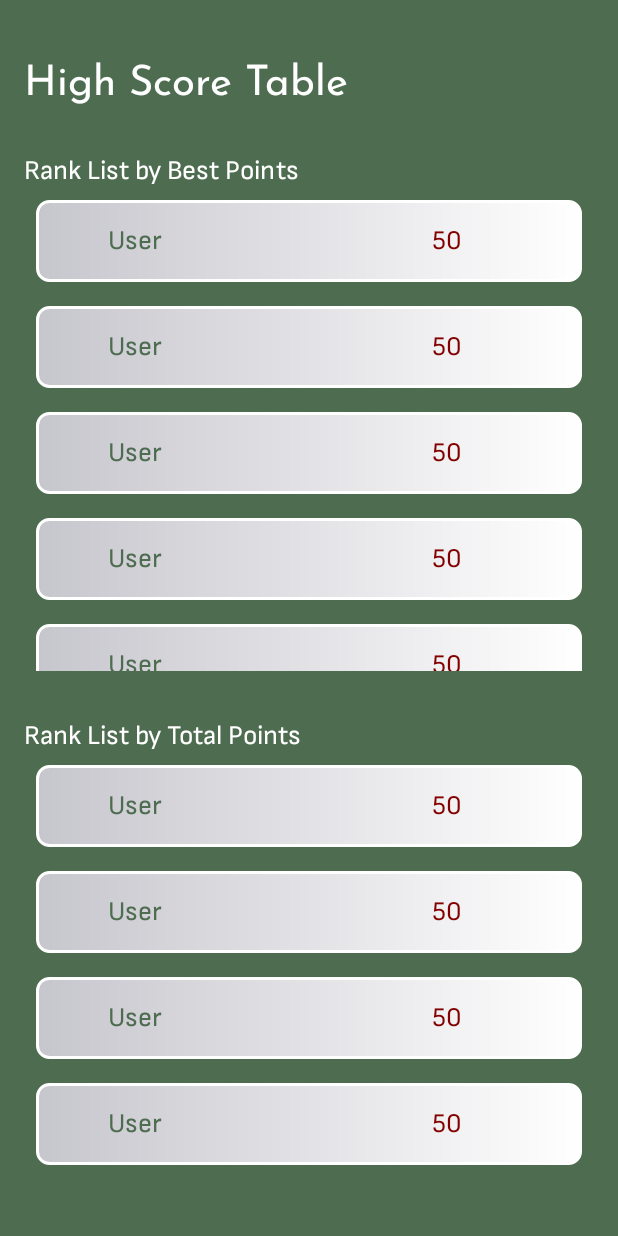
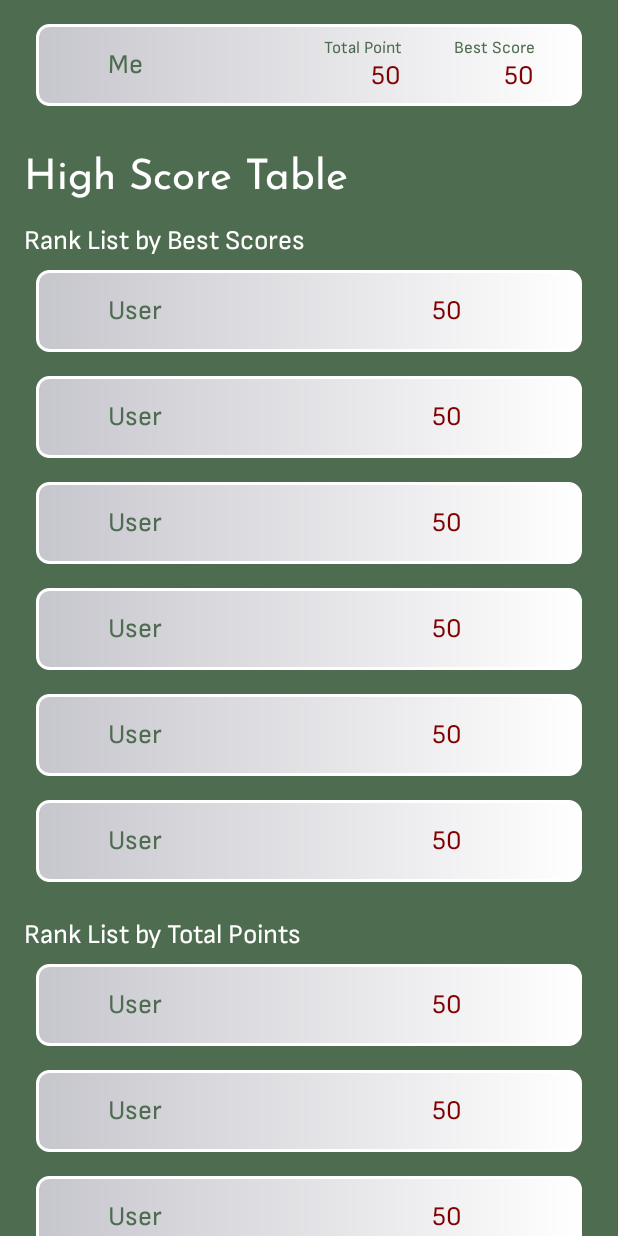
Before and after one commit to arslanturkalp/SquadMaster, an Android app: the layout fragment_score.xml on its own in the app's theme, with its tools: preview values and no code run, on a phone screen of 412 x 824 dp. Run offline under Robolectric (Android 15) with nearby library versions, the phone set to English and light mode, and no system bars; network calls fail.

Commit message:
Score Fragment has been revised.

```diff
--- a/app/src/main/java/com/example/squadmaster/ui/score/ScoreFragment.kt
+++ b/app/src/main/java/com/example/squadmaster/ui/score/ScoreFragment.kt
@@ -8,6 +8,7 @@ import android.view.ViewGroup
 import androidx.activity.OnBackPressedCallback
 import androidx.fragment.app.viewModels
 import androidx.recyclerview.widget.LinearLayoutManager
+import androidx.swiperefreshlayout.widget.SwipeRefreshLayout
 import com.example.squadmaster.R
 import com.example.squadmaster.application.SessionManager.getUserID
 import com.example.squadmaster.databinding.FragmentScoreBinding
@@ -16,7 +17,7 @@ import com.example.squadmaster.ui.main.MainActivity
 import com.example.squadmaster.utils.setVisibility
 import com.example.squadmaster.utils.showAlertDialogTheme
 
-class ScoreFragment: BaseFragment() {
+class ScoreFragment: BaseFragment(), SwipeRefreshLayout.OnRefreshListener {
 
     private val binding by lazy { FragmentScoreBinding.inflate(layoutInflater) }
 
@@ -36,10 +37,10 @@ class ScoreFragment: BaseFragment() {
         super.onViewCreated(view, savedInstanceState)
 
         setupObservers()
+        setupSwipeRefresh()
         setupRecyclerViews()
 
         viewModel.getUserPoint(getUserID())
-        viewModel.getRankList()
 
         homeFragment = HomeFragment()
 
@@ -66,7 +67,7 @@ class ScoreFragment: BaseFragment() {
                 is ScoreViewState.LoadingState -> showProgressDialog()
                 is ScoreViewState.SuccessState -> {
                     dismissProgressDialog()
-                    setVisibility(View.VISIBLE, binding.tvTitleBestPoints, binding.tvTitleTotalPoints)
+                    setVisibility(View.VISIBLE, binding.tvTitleBestScores, binding.tvTitleTotalPoints)
                     bestPointsAdapter.updateAdapter(state.response.data.userBestPoints)
                     totalPointsAdapter.updateAdapter(state.response.data.userTotalPoints)
                 }
@@ -79,11 +80,15 @@ class ScoreFragment: BaseFragment() {
                     state.message?.let { showAlertDialogTheme(title = getString(R.string.warning), contentMessage = it) }
                 }
                 is ScoreViewState.UserPointState -> {
-
+                    dismissProgressDialog()
+                    binding.tvUserTotalPoint.text = state.response.data.point.toString()
+                    binding.tvUserBestScore.text = state.response.data.bestPoint.toString()
                 }
             }
         }
     }
+
+    private fun setupSwipeRefresh() = binding.swipeRefreshLayout.setOnRefreshListener(this)
 
     private fun setupRecyclerViews() {
         binding.rvBestPoints.apply {
@@ -95,4 +100,9 @@ class ScoreFragment: BaseFragment() {
             layoutManager = LinearLayoutManager(context, LinearLayoutManager.VERTICAL, false)
         }
     }
+
+    override fun onRefresh() {
+        binding.swipeRefreshLayout.isRefreshing = false
+        viewModel.getUserPoint(getUserID())
+    }
 }
--- a/app/src/main/java/com/example/squadmaster/ui/score/ScoreViewModel.kt
+++ b/app/src/main/java/com/example/squadmaster/ui/score/ScoreViewModel.kt
@@ -14,7 +14,7 @@ class ScoreViewModel: BaseViewModel() {
     private val viewState = MutableLiveData<ScoreViewState>()
     val getViewState: LiveData<ScoreViewState> = viewState
 
-    fun getRankList() {
+    private fun getRankList() {
         compositeDisposable.addAll(
             remoteDataSource
                 .getRankList()
@@ -43,6 +43,7 @@ class ScoreViewModel: BaseViewModel() {
                         Status.SUCCESS -> {
                             val response = it.data!!
                             viewState.postValue(ScoreViewState.UserPointState(response))
+                            getRankList()
                         }
                         Status.ERROR -> viewState.postValue(ScoreViewState.ErrorState(it.message!!))
                     }
--- a/app/src/main/res/layout/fragment_score.xml
+++ b/app/src/main/res/layout/fragment_score.xml
@@ -1,28 +1,111 @@
 <?xml version="1.0" encoding="utf-8"?>
-<LinearLayout xmlns:android="http://schemas.android.com/apk/res/android"
+<androidx.swiperefreshlayout.widget.SwipeRefreshLayout
+    android:id="@+id/swipeRefreshLayout"
+    xmlns:android="http://schemas.android.com/apk/res/android"
     xmlns:tools="http://schemas.android.com/tools"
     android:layout_width="match_parent"
     android:layout_height="match_parent"
-    android:background="@color/green"
+    android:background="@color/green">
+
+    <androidx.core.widget.NestedScrollView
+        android:layout_width="match_parent"
+        android:layout_height="match_parent"
+        android:background="@color/green">
+
+        <LinearLayout
+            android:layout_width="match_parent"
+            android:layout_height="0dp"
             android:orientation="vertical"
             android:paddingStart="16dp"
             android:paddingEnd="16dp">
 
+            <LinearLayout
+                android:layout_width="match_parent"
+                android:layout_height="wrap_content"
+                android:layout_marginStart="8dp"
+                android:layout_marginTop="16dp"
+                android:layout_marginEnd="8dp"
+                android:layout_marginBottom="8dp"
+                android:background="@drawable/bg_white"
+                android:orientation="horizontal"
+                android:paddingStart="32dp"
+                android:paddingEnd="32dp">
+
+                <androidx.appcompat.widget.AppCompatTextView
+                    android:layout_width="wrap_content"
+                    android:layout_height="wrap_content"
+                    android:layout_weight="1"
+                    android:gravity="start|center_vertical"
+                    android:padding="16dp"
+                    android:text="@string/me"
+                    android:textColor="@color/green"
+                    android:textSize="18sp" />
+
+                <LinearLayout
+                    android:layout_width="wrap_content"
+                    android:layout_height="match_parent"
+                    android:layout_weight="1"
+                    android:gravity="center_vertical|end"
+                    android:orientation="vertical">
+
                     <androidx.appcompat.widget.AppCompatTextView
                         android:layout_width="match_parent"
                         android:layout_height="wrap_content"
-        android:layout_marginTop="32dp"
+                        android:text="@string/total_point"
+                        android:textAlignment="textEnd"
+                        android:textColor="@color/green"
+                        android:textSize="11sp" />
+
+                    <androidx.appcompat.widget.AppCompatTextView
+                        android:id="@+id/tvUserTotalPoint"
+                        android:layout_width="wrap_content"
+                        android:layout_height="wrap_content"
+                        android:textColor="@color/red"
+                        android:textSize="18sp"
+                        tools:text="50" />
+                </LinearLayout>
+
+                <LinearLayout
+                    android:layout_width="wrap_content"
+                    android:layout_height="match_parent"
+                    android:layout_weight="1"
+                    android:gravity="center_vertical|end"
+                    android:orientation="vertical">
+
+                    <androidx.appcompat.widget.AppCompatTextView
+                        android:layout_width="match_parent"
+                        android:layout_height="wrap_content"
+                        android:text="@string/best_score"
+                        android:textAlignment="textEnd"
+                        android:textColor="@color/green"
+                        android:textSize="11sp" />
+
+                    <androidx.appcompat.widget.AppCompatTextView
+                        android:id="@+id/tvUserBestScore"
+                        android:layout_width="wrap_content"
+                        android:layout_height="wrap_content"
+                        android:textColor="@color/red"
+                        android:textSize="18sp"
+                        tools:text="50" />
+                </LinearLayout>
+
+            </LinearLayout>
+
+            <androidx.appcompat.widget.AppCompatTextView
+                android:layout_width="match_parent"
+                android:layout_height="wrap_content"
+                android:layout_marginTop="16dp"
                 android:fontFamily="@font/josefin_sans"
                 android:text="@string/high_score"
                 android:textColor="@color/white"
                 android:textSize="28sp" />
 
             <androidx.appcompat.widget.AppCompatTextView
-        android:id="@+id/tvTitleBestPoints"
+                android:id="@+id/tvTitleBestScores"
                 android:layout_width="match_parent"
                 android:layout_height="wrap_content"
-        android:layout_marginTop="32dp"
-        android:text="@string/rank_list_by_best_points"
+                android:layout_marginTop="16dp"
+                android:text="@string/rank_list_by_best_scores"
                 android:textColor="@color/white"
                 android:textSize="18sp"
                 android:visibility="gone"
@@ -40,7 +123,7 @@
                 android:id="@+id/tvTitleTotalPoints"
                 android:layout_width="match_parent"
                 android:layout_height="wrap_content"
-        android:layout_marginTop="32dp"
+                android:layout_marginTop="16dp"
                 android:text="@string/rank_list_by_total_points"
                 android:textColor="@color/white"
                 android:textSize="18sp"
@@ -55,3 +138,7 @@
                 tools:itemCount="4"
                 tools:listitem="@layout/row_layout_score" />
         </LinearLayout>
+
+    </androidx.core.widget.NestedScrollView>
+
+</androidx.swiperefreshlayout.widget.SwipeRefreshLayout>
--- a/app/src/main/res/values/strings.xml
+++ b/app/src/main/res/values/strings.xml
@@ -54,8 +54,12 @@
 
     <string name="competitive_mode">Maın Game</string>
     <string name="league_mode">League Mode</string>
-    <string name="rank_list_by_best_points">Rank List by Best Points</string>
+    <string name="rank_list_by_best_scores">Rank List by Best Scores</string>
     <string name="rank_list_by_total_points">Rank List by Total Points</string>
     <string name="high_score">High Score Table</string>
 
+    <string name="best_score">Best Score</string>
+    <string name="total_point">Total Point</string>
+    <string name="me">Me</string>
+
 </resources>
```
Also changed, not shown: 1 other file. Lines whose indentation alone changed are shown as unchanged.
